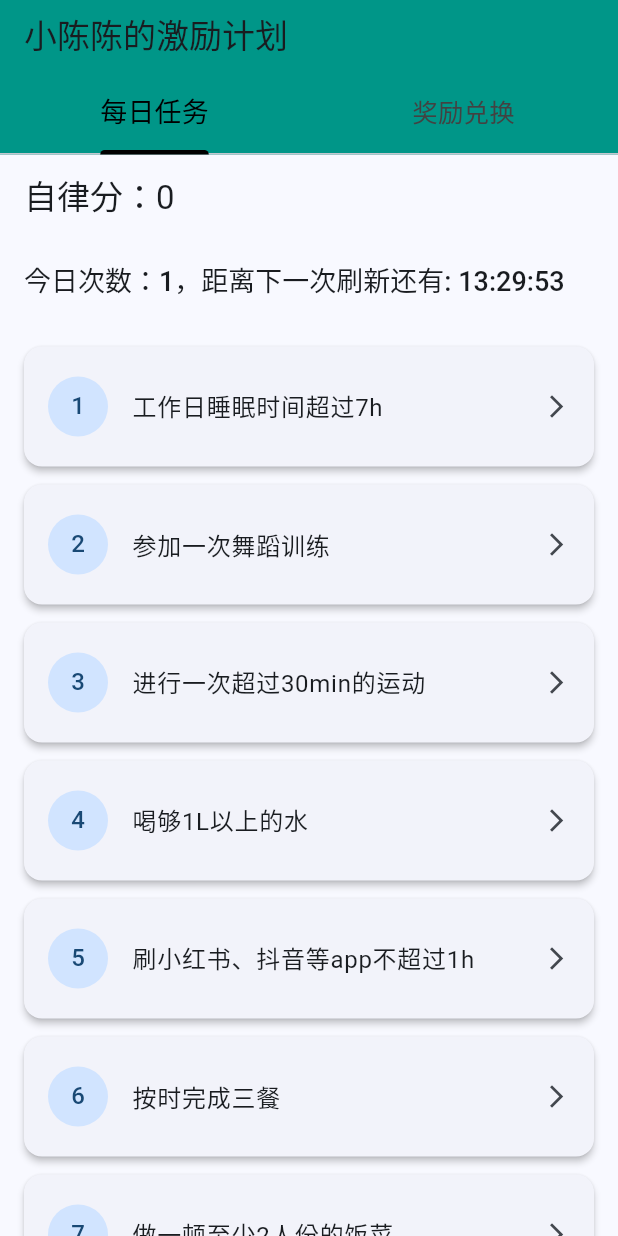
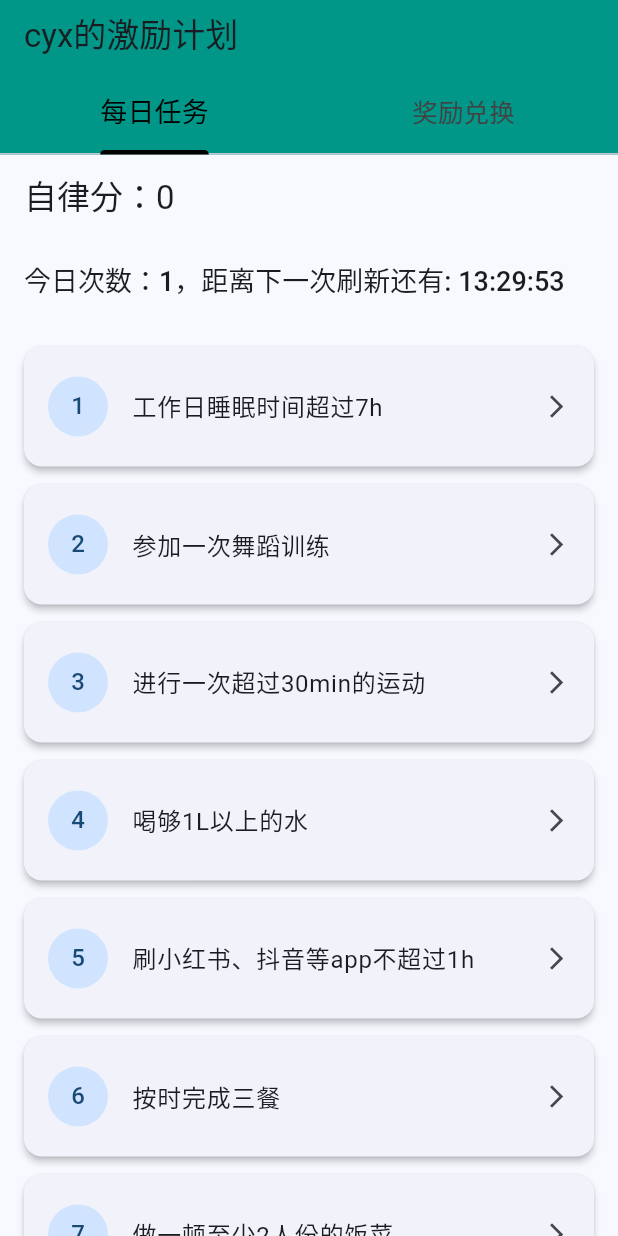
Before and after one commit to SYSUtu/flutter_demo, a Flutter app: the screen it shows after launch, on a phone screen of 412 x 824 dp. Run offline on Flutter 3.47's test engine with Material 3 defaults, Android fonts, the phone set to English and light mode, and no system bars.

Commit message:
微调一些显示

```diff
--- a/lib/tab_page.dart
+++ b/lib/tab_page.dart
@@ -29,7 +29,7 @@ class _MyTabbedPageState extends State<MyTabbedPage> {
       length: _tabs.length,
       child: Scaffold(
         appBar: AppBar(
-          title: const Text('小陈陈的激励计划'),
+          title: const Text('cyx的激励计划'),
           backgroundColor: Colors.teal,
           // 添加TabBar
           bottom: TabBar(
--- a/lib/task_page.dart
+++ b/lib/task_page.dart
@@ -1,5 +1,6 @@
 import 'package:flutter/material.dart';
 import 'dart:async';
+
 
 class TaskPage extends StatefulWidget{
   const TaskPage({super.key});
@@ -11,6 +12,8 @@ class TaskPage extends StatefulWidget{
 class _MyTaskPageState extends State<TaskPage> {
   int _counter = 0;
   int _flag = 1;
+  DateTime specifiedDate = DateTime(2025, 8, 6);
+
 
   void updateCounter(int value) {
     setState(() {
```
